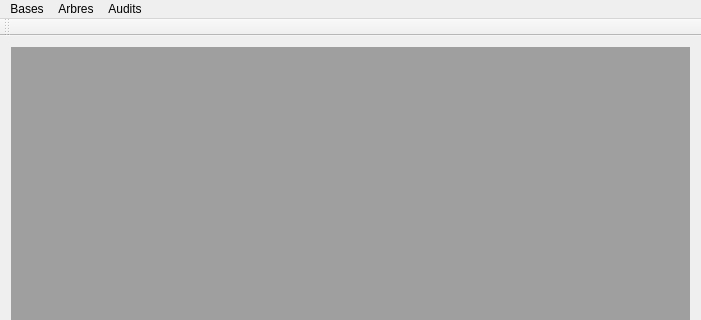
This is mainwindow.ui in GiPiLab/ProtonClassicSuite as Qt 5 draws it before an edit; both pictures show x 0 to 701 and y 0 to 320 of the 701 by 490 pixel window. The edited form follows.
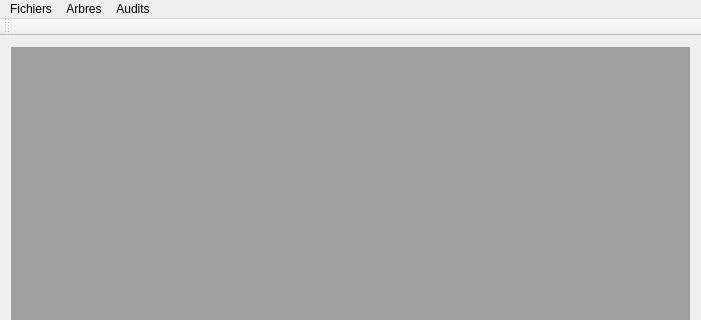
This is the edited form.

Patch:
```diff
--- a/mainwindow.ui
+++ b/mainwindow.ui
@@ -29,28 +29,28 @@
      <height>19</height>
     </rect>
    </property>
+   <widget class="QMenu" name="menuBases">
+    <property name="title">
+     <string>Fichiers</string>
+    </property>
+    <addaction name="actionEffacerTout"/>
+    <addaction name="actionQuitter"/>
+   </widget>
    <widget class="QMenu" name="menuArbres">
     <property name="title">
-     <string>Bases</string>
-    </property>
-    <addaction name="actionNouvelle_base"/>
-    <addaction name="actionOuvrir_base"/>
-   </widget>
-   <widget class="QMenu" name="menuAudits">
-    <property name="title">
      <string>Arbres</string>
     </property>
     <addaction name="actionAfficher"/>
     <addaction name="actionG_rer"/>
    </widget>
-   <widget class="QMenu" name="menuAudits_2">
+   <widget class="QMenu" name="menuAudits">
     <property name="title">
      <string>Audits</string>
     </property>
    </widget>
+   <addaction name="menuBases"/>
    <addaction name="menuArbres"/>
    <addaction name="menuAudits"/>
-   <addaction name="menuAudits_2"/>
   </widget>
   <widget class="QToolBar" name="mainToolBar">
    <attribute name="toolBarArea">
```
Left out of the diff: 16 changed lines with no effect on the pictures.
